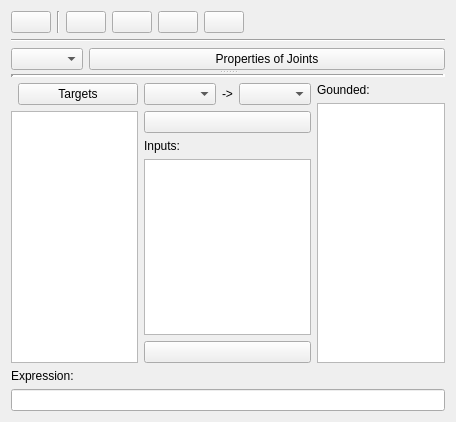
Qt form core/synthesis/collections/configure_widget.ui (KmolYuan/Pyslvs-UI) before a commit.
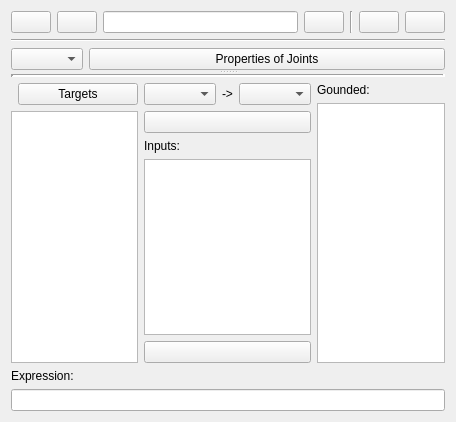
The same form after that commit. Icons and pictures are not drawn.

Patch:
```diff
--- a/core/synthesis/collections/configure_widget.ui
+++ b/core/synthesis/collections/configure_widget.ui
@@ -20,24 +20,6 @@
   <layout class="QVBoxLayout" name="verticalLayout_4">
    <item>
     <layout class="QHBoxLayout" name="horizontalLayout_4">
-     <item>
-      <widget class="QPushButton" name="add_collection_button">
-       <property name="statusTip">
-        <string>Turn this structure diagram back to structure collections.</string>
-       </property>
-       <property name="icon">
-        <iconset resource="../../../icons.qrc">
-         <normaloff>:/icons/structure.png</normaloff>:/icons/structure.png</iconset>
-       </property>
-      </widget>
-     </item>
-     <item>
-      <widget class="Line" name="line_5">
-       <property name="orientation">
-        <enum>Qt::Vertical</enum>
-       </property>
-      </widget>
-     </item>
      <item>
       <widget class="QPushButton" name="load_button">
        <property name="statusTip">
@@ -49,17 +31,6 @@
        </property>
       </widget>
      </item>
-     <item>
-      <widget class="QPushButton" name="clear_button">
-       <property name="statusTip">
-        <string>Create a new iteration profile.</string>
-       </property>
-       <property name="icon">
-        <iconset resource="../../../icons.qrc">
-         <normaloff>:/icons/clean.png</normaloff>:/icons/clean.png</iconset>
-       </property>
-      </widget>
-     </item>
      <item>
       <widget class="QPushButton" name="save_button">
        <property name="statusTip">
@@ -71,6 +42,42 @@
        </property>
       </widget>
      </item>
+     <item>
+      <widget class="QLineEdit" name="profile_name">
+       <property name="readOnly">
+        <bool>true</bool>
+       </property>
+      </widget>
+     </item>
+     <item>
+      <widget class="QPushButton" name="clear_button">
+       <property name="statusTip">
+        <string>Create a new iteration profile.</string>
+       </property>
+       <property name="icon">
+        <iconset resource="../../../icons.qrc">
+         <normaloff>:/icons/clean.png</normaloff>:/icons/clean.png</iconset>
+       </property>
+      </widget>
+     </item>
+     <item>
+      <widget class="Line" name="line_5">
+       <property name="orientation">
+        <enum>Qt::Vertical</enum>
+       </property>
+      </widget>
+     </item>
+     <item>
+      <widget class="QPushButton" name="add_collection_button">
+       <property name="statusTip">
+        <string>Turn this structure diagram back to structure collections.</string>
+       </property>
+       <property name="icon">
+        <iconset resource="../../../icons.qrc">
+         <normaloff>:/icons/structure.png</normaloff>:/icons/structure.png</iconset>
+       </property>
+      </widget>
+     </item>
      <item>
       <widget class="QPushButton" name="clipboard_button">
        <property name="statusTip">
@@ -82,19 +89,6 @@
        </property>
       </widget>
      </item>
-     <item>
-      <spacer name="horizontalSpacer">
-       <property name="orientation">
-        <enum>Qt::Horizontal</enum>
-       </property>
-       <property name="sizeHint" stdset="0">
-        <size>
-         <width>40</width>
-         <height>20</height>
-        </size>
-       </property>
-      </spacer>
-     </item>
     </layout>
    </item>
    <item>
```
